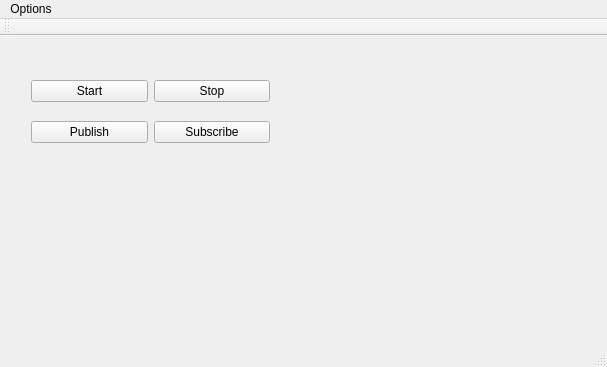
First picture: the form in utils/ShapesDemo/forms/mainwindow.ui, repository eProsima/Fast-DDS, before the edit.
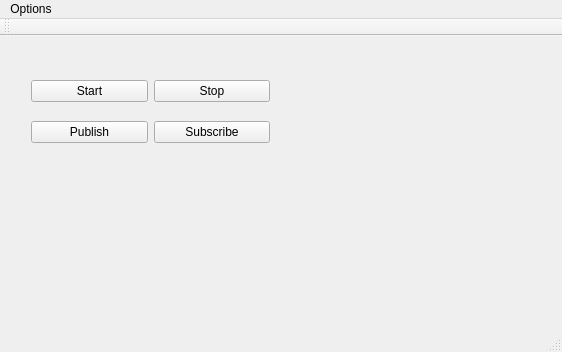
Second picture: the form after the edit. Custom widgets are drawn as their Qt base class.

Diff of the .ui file:
```diff
--- a/utils/ShapesDemo/forms/mainwindow.ui
+++ b/utils/ShapesDemo/forms/mainwindow.ui
@@ -6,8 +6,8 @@
    <rect>
     <x>0</x>
     <y>0</y>
-    <width>607</width>
-    <height>367</height>
+    <width>562</width>
+    <height>352</height>
    </rect>
   </property>
   <property name="windowTitle">
@@ -19,8 +19,8 @@
      <rect>
       <x>310</x>
       <y>10</y>
-      <width>275</width>
-      <height>275</height>
+      <width>235</width>
+      <height>265</height>
      </rect>
     </property>
    </widget>
@@ -79,7 +79,7 @@
     <rect>
      <x>0</x>
      <y>0</y>
-     <width>607</width>
+     <width>562</width>
      <height>25</height>
     </rect>
    </property>
```
